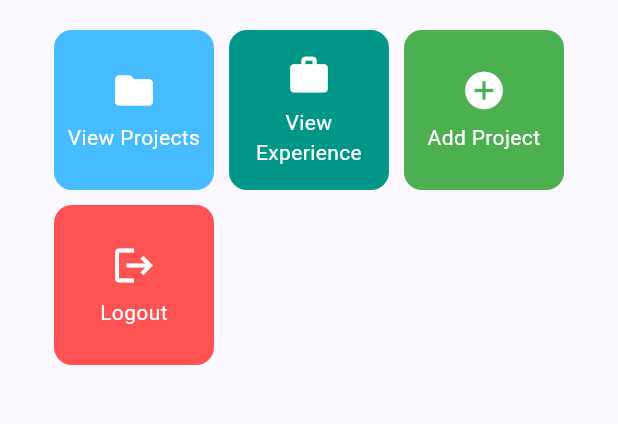
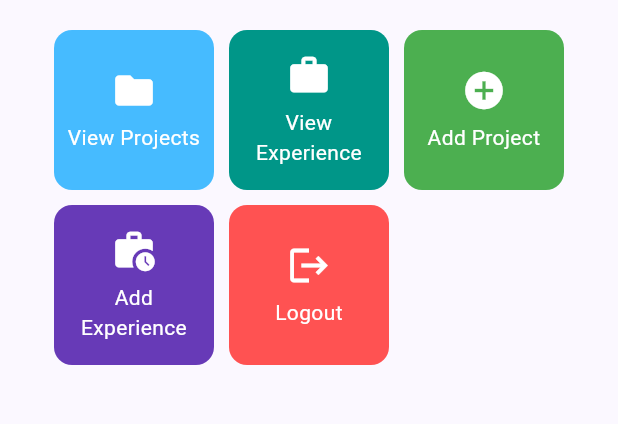
Before and after one commit to anginputih-droid/myportofolio_mobile, a Flutter app: the screen it shows after launch, on a phone screen of 412 x 824 dp, the part 357-781 px from its top. Run offline on Flutter 3.47's test engine with Material 3 defaults, Android fonts, the phone set to English and light mode, and no system bars; our stand-ins replace material_ui.

Commit message:
feat: add Add Experience action card on home screen

```diff
--- a/lib/screens/menu.dart
+++ b/lib/screens/menu.dart
@@ -13,6 +13,7 @@ class MyHomePage extends StatelessWidget {
     ItemHomepage("View Projects", Icons.folder, const Color.fromARGB(255, 70, 187, 255)),
     ItemHomepage("View Experience", Icons.work, Colors.teal),
     ItemHomepage("Add Project", Icons.add_circle, Colors.green),
+    ItemHomepage("Add Experience", Icons.work_history, Colors.deepPurple),
     ItemHomepage("Logout", Icons.logout, Colors.redAccent),
   ];
 
--- a/lib/widgets/project_card.dart
+++ b/lib/widgets/project_card.dart
@@ -1,5 +1,6 @@
 import 'package:material_ui/material_ui.dart';
 import 'package:myportofolio_mobile/screens/project_form.dart';
+import 'package:myportofolio_mobile/screens/experience_form.dart';
 import 'package:myportofolio_mobile/screens/menu.dart';
 
 class ItemCard extends StatelessWidget {
@@ -25,6 +26,11 @@ class ItemCard extends StatelessWidget {
             Navigator.push(
               context,
               MaterialPageRoute(builder: (context) => const ProjectFormPage()),
+            );
+          } else if (item.name == "Add Experience") {
+            Navigator.push(
+              context,
+              MaterialPageRoute(builder:(context) => const ExperienceFormPage()),
             );
           }
         },
```
